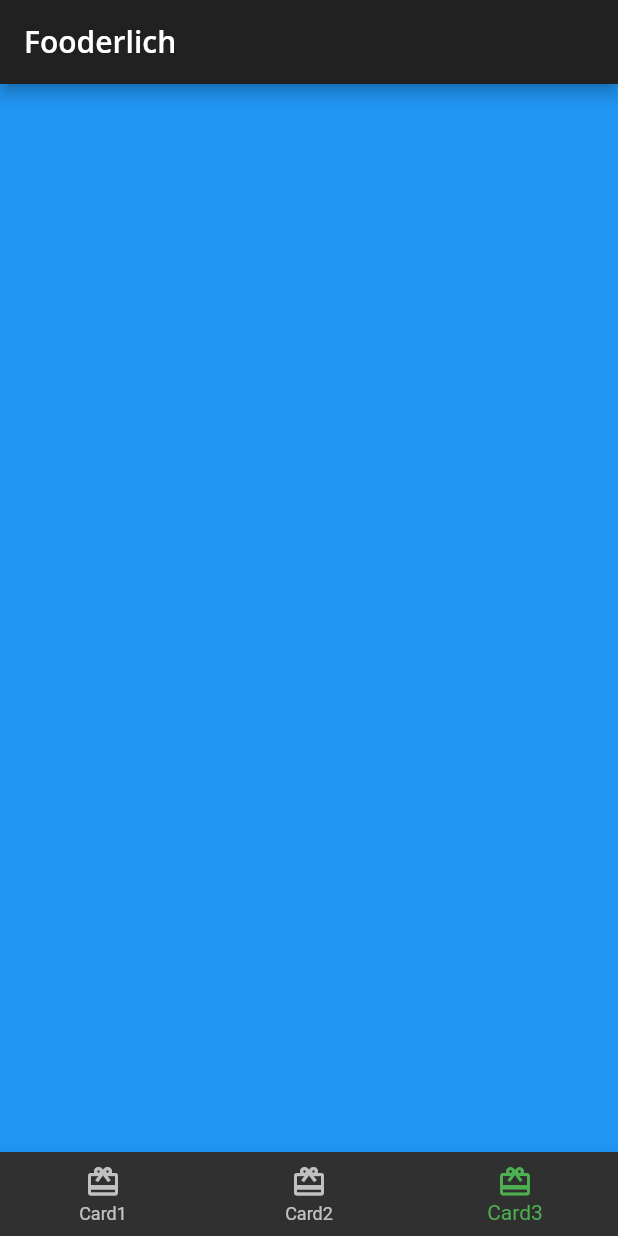
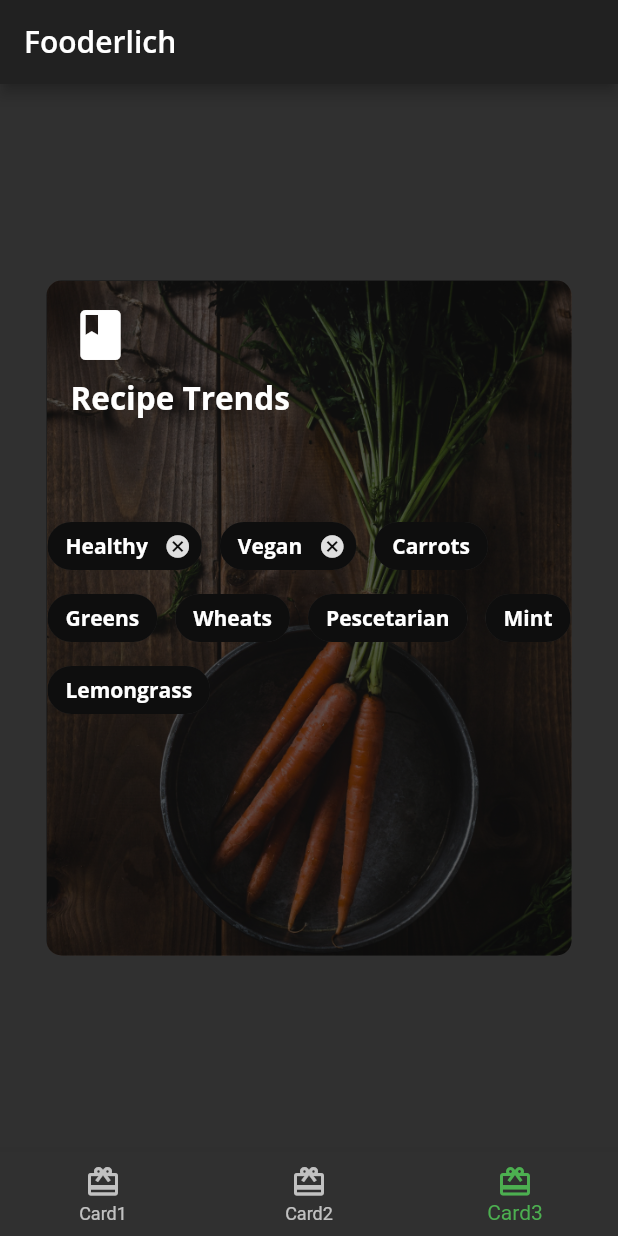
Before and after one commit to sh-cho/flutter-fooderlich-practice, a Flutter app: the screen it shows after launch, item 3 of the bottom bar chosen, on a phone screen of 412 x 824 dp. Run offline on Flutter 3.47's test engine with Material 2 defaults, Android fonts, the phone set to English and light mode, and no system bars; our stand-ins replace google_fonts.

Commit message:
card3 done

```diff
--- /dev/null
+++ b/lib/card3.dart
@@ -0,0 +1,111 @@
+import 'package:flutter/material.dart';
+
+import 'fooderlich_theme.dart';
+
+class Card3 extends StatelessWidget {
+  const Card3({Key? key}) : super(key: key);
+
+  @override
+  Widget build(BuildContext context) {
+    return Center(
+      child: Container(
+        constraints: const BoxConstraints.expand(
+          width: 350,
+          height: 450,
+        ),
+        decoration: const BoxDecoration(
+          image: DecorationImage(
+            image: AssetImage('assets/mag2.png'),
+            fit: BoxFit.cover,
+          ),
+          borderRadius: BorderRadius.all(Radius.circular(10.0)),
+        ),
+        child: Stack(
+          children: [
+            Container(
+              decoration: BoxDecoration(
+                color: Colors.black.withOpacity(0.6),
+                borderRadius: const BorderRadius.all(Radius.circular(10.0)),
+              ),
+            ),
+            Container(
+              padding: const EdgeInsets.all(16),
+              child: Column(
+                crossAxisAlignment: CrossAxisAlignment.start,
+                children: [
+                  const Icon(
+                    Icons.book,
+                    color: Colors.white,
+                    size: 40,
+                  ),
+                  const SizedBox(height: 8),
+                  Text(
+                    'Recipe Trends',
+                    style: FooderlichTheme.darkTextTheme.headline2,
+                  ),
+                  const SizedBox(height: 30),
+                ],
+              ),
+            ),
+
+            /// CHIPS
+            Center(
+              child: Wrap(
+                alignment: WrapAlignment.start,
+                spacing: 12,
+                children: [
+                  Chip(
+                    label: Text("Healthy",
+                        style: FooderlichTheme.darkTextTheme.bodyText1),
+                    backgroundColor: Colors.black.withOpacity(0.7),
+                    onDeleted: () {
+                      print("deleted");
+                    },
+                  ),
+                  Chip(
+                    label: Text("Vegan",
+                        style: FooderlichTheme.darkTextTheme.bodyText1),
+                    backgroundColor: Colors.black.withOpacity(0.7),
+                    onDeleted: () {
+                      print("deleted");
+                    },
+                  ),
+                  Chip(
+                    label: Text("Carrots",
+                        style: FooderlichTheme.darkTextTheme.bodyText1),
+                    backgroundColor: Colors.black.withOpacity(0.7),
+                  ),
+                  Chip(
+                    label: Text("Greens",
+                        style: FooderlichTheme.darkTextTheme.bodyText1),
+                    backgroundColor: Colors.black.withOpacity(0.7),
+                  ),
+                  Chip(
+                    label: Text("Wheats",
+                        style: FooderlichTheme.darkTextTheme.bodyText1),
+                    backgroundColor: Colors.black.withOpacity(0.7),
+                  ),
+                  Chip(
+                    label: Text("Pescetarian",
+                        style: FooderlichTheme.darkTextTheme.bodyText1),
+                    backgroundColor: Colors.black.withOpacity(0.7),
+                  ),
+                  Chip(
+                    label: Text("Mint",
+                        style: FooderlichTheme.darkTextTheme.bodyText1),
+                    backgroundColor: Colors.black.withOpacity(0.7),
+                  ),
+                  Chip(
+                    label: Text("Lemongrass",
+                        style: FooderlichTheme.darkTextTheme.bodyText1),
+                    backgroundColor: Colors.black.withOpacity(0.7),
+                  ),
+                ],
+              ),
+            ),
+          ],
+        ),
+      ),
+    );
+  }
+}
--- a/lib/home.dart
+++ b/lib/home.dart
@@ -2,6 +2,7 @@ import 'package:flutter/material.dart';
 
 import 'card1.dart';
 import 'card2.dart';
+import 'card3.dart';
 
 class Home extends StatefulWidget {
   const Home({Key? key}) : super(key: key);
@@ -16,8 +17,7 @@ class _HomeState extends State<Home> {
   static List<Widget> pages = <Widget>[
     const Card1(),
     const Card2(),
-    // TODO: Replace with Card3
-    Container(color: Colors.blue)
+    const Card3(),
   ];
 
   void _onItemTapped(int index) {
```
